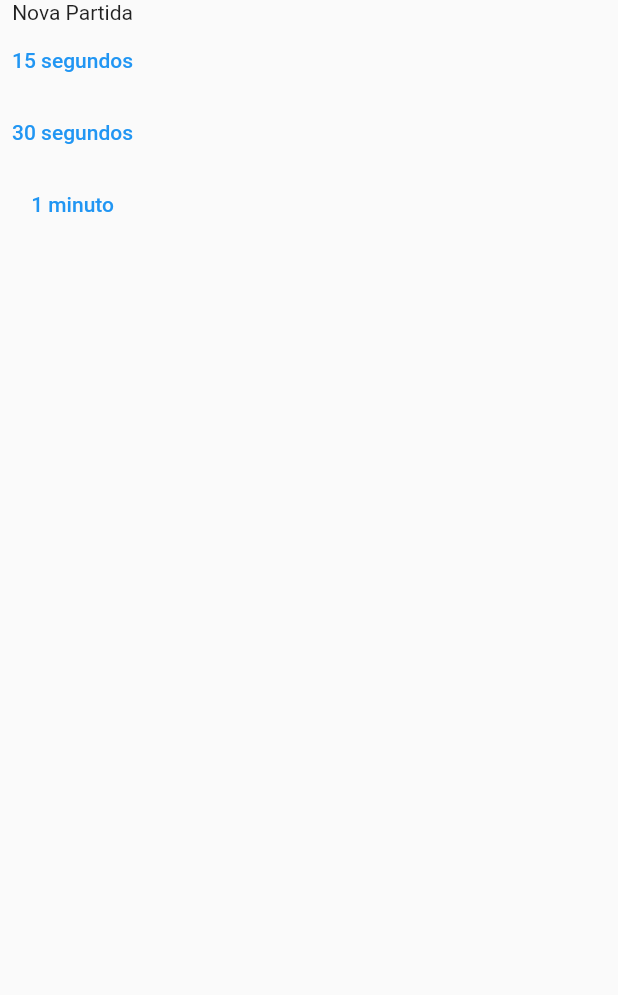
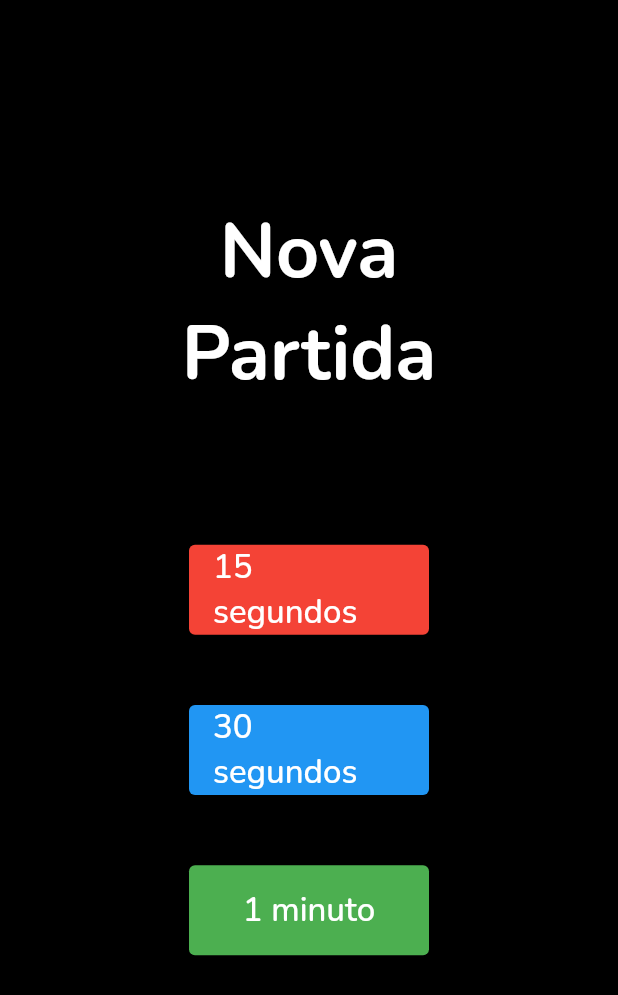
Before and after one commit to vitoralcantara/stroop, a Flutter app: the GameConfig1 screen opened directly, on a phone screen of 412 x 824 dp. Shown: the top 995 px of the screen. Run offline on Flutter 3.47's test engine with Material 2 defaults, Android fonts, the phone set to English and light mode, and no system bars; our stand-ins replace google_fonts.

Commit message:
atualizado interface de Nova Partida

```diff
--- a/lib/UI/game_config_1.dart
+++ b/lib/UI/game_config_1.dart
@@ -1,24 +1,48 @@
 import 'package:flutter/material.dart';
+import 'package:google_fonts/google_fonts.dart';
 
 import 'game_config_2.dart';
 
 class GameConfig1 extends StatelessWidget {
+  final redButtonStyle = ElevatedButton.styleFrom(
+      fixedSize: const Size(160, 60), primary: Colors.red);
+
+  final blueButtonStyle = ElevatedButton.styleFrom(
+      fixedSize: const Size(160, 60), primary: Colors.blue);
+
+  final greenButtonStyle = ElevatedButton.styleFrom(
+      fixedSize: const Size(160, 60), primary: Colors.green);
+
+  final buttonTextStyle = GoogleFonts.nunito(fontSize: 22.0);
+
   @override
   Widget build(BuildContext context) {
-    return Container(
-        margin: EdgeInsets.only(right: 10),
+    return Scaffold(
+        backgroundColor: Colors.black,
+        body: Center(
+            child: Container(
+                alignment: FractionalOffset.center,
+                margin: EdgeInsets.only(top: 40),
+                //constraints: BoxConstraints.expand(width: MediaQuery.of(context).size.width, height: MediaQuery.of(context).size.height),
                 child: Column(
-            mainAxisAlignment: MainAxisAlignment.spaceBetween,
+                    //mainAxisAlignment: MainAxisAlignment.spaceEvenly,
                     children: <Widget>[
-              Column(
-                  crossAxisAlignment: CrossAxisAlignment.center,
-                  children: <Widget>[
-                    Text("Nova Partida"),
-                    TextButton(
-                      style: ButtonStyle(
-                        foregroundColor:
-                            MaterialStateProperty.all<Color>(Colors.blue),
+                      Spacer(
+                        flex: 2,
                       ),
+                      Text(
+                        "Nova\nPartida",
+                        textAlign: TextAlign.center,
+                        overflow: TextOverflow.ellipsis,
+                        style: GoogleFonts.nunito(
+                            fontWeight: FontWeight.w700,
+                            fontSize: 50.0,
+                            color: Colors.white),
+                        maxLines: 2,
+                      ),
+                      Spacer(flex: 2),
+                      ElevatedButton(
+                        style: redButtonStyle,
                         onPressed: () {
                           Navigator.push(
                               context,
@@ -26,37 +50,36 @@ class GameConfig1 extends StatelessWidget {
                                 builder: (context) => GameConfig2(),
                               ));
                         },
-                      child: Text('15 segundos'),
+                        child: Text(
+                          '15 segundos',
+                          style: buttonTextStyle,
                         ),
-                    TextButton(
-                      style: ButtonStyle(
-                        foregroundColor:
-                            MaterialStateProperty.all<Color>(Colors.blue),
                       ),
+                      Spacer(),
+                      ElevatedButton(
+                        style: blueButtonStyle,
                         onPressed: () {
                           Navigator.push(
                               context,
                               MaterialPageRoute(
-                              builder: (context) => GameConfig2(),
+                                builder: (context) => (GameConfig2()),
                               ));
                         },
-                      child: Text('30 segundos'),
+                        child: Text('30 segundos', style: buttonTextStyle),
                       ),
-                    TextButton(
-                      style: ButtonStyle(
-                        foregroundColor:
-                            MaterialStateProperty.all<Color>(Colors.blue),
-                      ),
+                      Spacer(),
+                      ElevatedButton(
+                        style: greenButtonStyle,
                         onPressed: () {
                           Navigator.push(
                               context,
                               MaterialPageRoute(
-                              builder: (context) => GameConfig2(),
+                                builder: (context) => (GameConfig2()),
                               ));
                         },
-                      child: Text('1 minuto'),
-                    )
-                  ])
-            ]));
+                        child: Text('1 minuto', style: buttonTextStyle),
+                      ),
+                      Spacer(flex: 4),
+                    ]))));
   }
 }
```
Also changed, not shown: pubspec.lock, 2 other files. Lines whose indentation alone changed are shown as unchanged.
